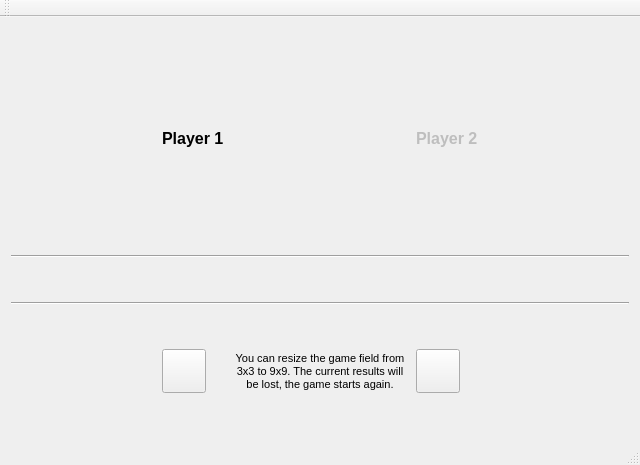
This is 2sem/hw7/task7_3/tictactoe.ui in spp-plotnikov/homeworks as Qt 5 draws it before an edit. The edited form follows.
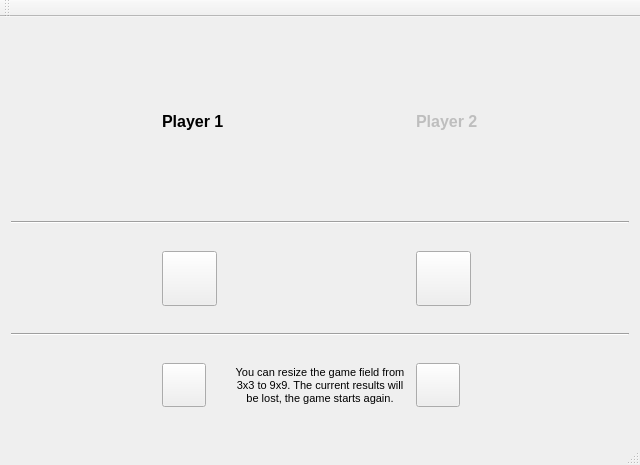
This is the edited form. Icons and pictures are not drawn.

Commit message: added replay and exit buttons

Diff of the .ui file:
```diff
--- a/2sem/hw7/task7_3/tictactoe.ui
+++ b/2sem/hw7/task7_3/tictactoe.ui
@@ -225,6 +225,66 @@
       </property>
      </spacer>
     </item>
+    <item row="3" column="3">
+     <widget class="QPushButton" name="exit">
+      <property name="minimumSize">
+       <size>
+        <width>55</width>
+        <height>55</height>
+       </size>
+      </property>
+      <property name="maximumSize">
+       <size>
+        <width>55</width>
+        <height>55</height>
+       </size>
+      </property>
+      <property name="font">
+       <font>
+        <pointsize>15</pointsize>
+       </font>
+      </property>
+      <property name="text">
+       <string/>
+      </property>
+      <property name="iconSize">
+       <size>
+        <width>52</width>
+        <height>52</height>
+       </size>
+      </property>
+     </widget>
+    </item>
+    <item row="3" column="1">
+     <widget class="QPushButton" name="restart">
+      <property name="minimumSize">
+       <size>
+        <width>55</width>
+        <height>55</height>
+       </size>
+      </property>
+      <property name="maximumSize">
+       <size>
+        <width>55</width>
+        <height>55</height>
+       </size>
+      </property>
+      <property name="font">
+       <font>
+        <pointsize>15</pointsize>
+       </font>
+      </property>
+      <property name="text">
+       <string/>
+      </property>
+      <property name="iconSize">
+       <size>
+        <width>52</width>
+        <height>52</height>
+       </size>
+      </property>
+     </widget>
+    </item>
    </layout>
   </widget>
   <widget class="QMenuBar" name="menuBar">
```
The commit also changes 5 other files.
